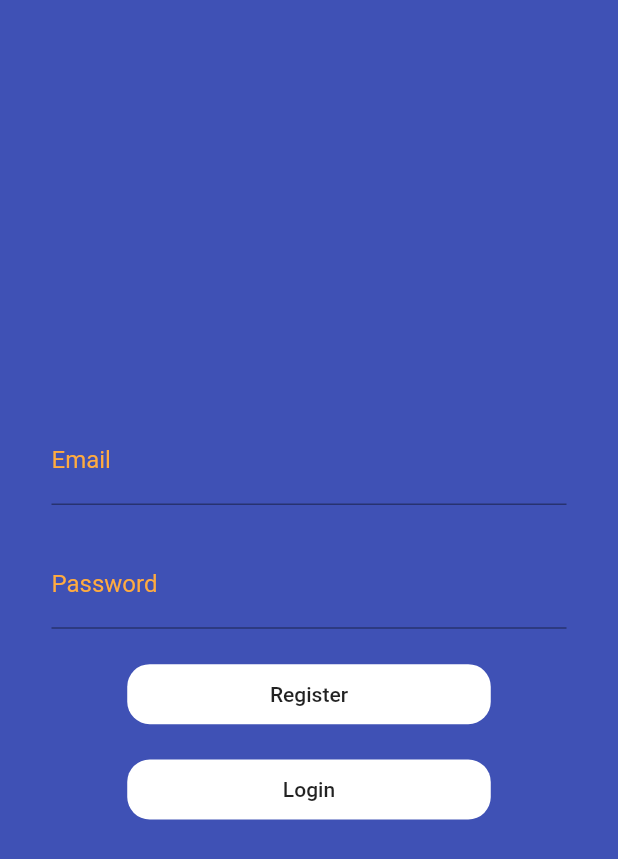
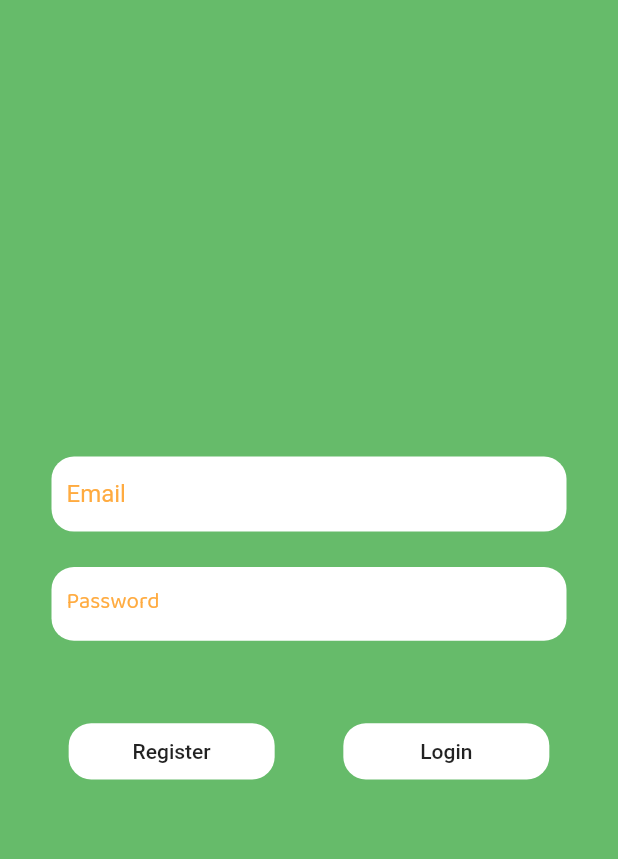
Before and after one commit to goyalkaran/cryptocoinwallet, a Flutter app: the screen it shows after launch, on a phone screen of 412 x 824 dp. Shown: the top 859 px of the screen. Run offline on Flutter 3.47's test engine with Material 2 defaults, Android fonts, the phone set to English and light mode, and no system bars; our stand-ins replace cloud_firestore, firebase_auth, firebase_core; accounts and stored records are empty; project files that could hold a hidden picture were left out.

Commit message:
11/7commit

```diff
--- a/lib/main.dart
+++ b/lib/main.dart
@@ -15,7 +15,9 @@ class MyApp extends StatelessWidget {
   Widget build(BuildContext context) {
     return MaterialApp(
       title: 'My Cyrpto Wallet',
+
       home: Authentication(),
+
     );
   }
 }
--- a/lib/ui/authentication.dart
+++ b/lib/ui/authentication.dart
@@ -12,30 +12,46 @@ class Authentication extends StatefulWidget {
 class _AuthenticationState extends State<Authentication> {
   TextEditingController _emailController = TextEditingController();
   TextEditingController _passwordController = TextEditingController();
+  bool flag = true;
   @override
   Widget build(BuildContext context) {
     return Scaffold(
+      backgroundColor: Colors.green.shade400,
       body: Container(
         //fill the screen with max width and height
         width: MediaQuery.of(context).size.width,
         height: MediaQuery.of(context).size.height,
-        decoration: BoxDecoration(
-          color: Colors.indigo,
-        ),
+
         child: Column(
           mainAxisAlignment: MainAxisAlignment.center,
           children: [
             Container(
               width: MediaQuery.of(context).size.width / 1.2,
+              // height: MediaQuery.of(context).size.height / 16,
+              child: Container(
+                decoration: BoxDecoration(
+                  color: Colors.white,
+                  borderRadius: BorderRadius.circular(15),
+                ),
                 child: TextFormField(
+                  cursorColor: Colors.black12,
                   controller: _emailController,
                   decoration: InputDecoration(
-                    hintText: "Example@email.com",
-                    hintStyle: TextStyle(color: Colors.black),
+                    contentPadding: EdgeInsets.only(top: 10, left: 10),
+                    hintText: "example@email.com",
+                    hintStyle: TextStyle(
+                      color: Colors.black45,
+                      fontFamily: "BalooBhai",
+                      fontSize: 15,
+                    ),
                     labelText: "Email",
                     labelStyle: TextStyle(
                       color: Colors.orangeAccent,
-                    )),
+                    ),
+                    // alignLabelWithHint: true,
+                    border: InputBorder.none,
+                  ),
+                ),
               ),
             ),
             SizedBox(
@@ -43,24 +59,43 @@ class _AuthenticationState extends State<Authentication> {
             ),
             Container(
               width: MediaQuery.of(context).size.width / 1.2,
+              // height: MediaQuery.of(context).size.height / 16,
+              child: Container(
+                decoration: BoxDecoration(
+                  color: Colors.white,
+                  borderRadius: BorderRadius.circular(15),
+                ),
                 child: TextFormField(
                   controller: _passwordController,
-                obscureText: true,
+                  obscureText: flag,
                   decoration: InputDecoration(
+                    contentPadding: EdgeInsets.only(top: 10, left: 10),
                     hintText: "Password",
-                    hintStyle: TextStyle(color: Colors.black),
+                    hintStyle: TextStyle(
+                      color: Colors.black45,
+                      fontFamily: "BalooBhai",
+                      fontSize: 15,
+                    ),
                     labelText: "Password",
                     labelStyle: TextStyle(
                       color: Colors.orangeAccent,
-                    )),
+                      fontFamily: "BalooBhai",
+                      fontSize: 15,
+                    ),
+                    border: InputBorder.none,
+                  ),
+                ),
               ),
             ),
             SizedBox(
-              height: MediaQuery.of(context).size.height / 35,
+              height: MediaQuery.of(context).size.height / 15,
             ),
+            Row(
+              mainAxisAlignment: MainAxisAlignment.spaceEvenly,
+              children: [
                 Container(
-              width: MediaQuery.of(context).size.width / 1.7,
-              height: 40,
+                  width: MediaQuery.of(context).size.width / 3,
+                  height: MediaQuery.of(context).size.height / 22,
                   child: MaterialButton(
                     onPressed: () async {
                       bool navigate = await register(
@@ -81,12 +116,13 @@ class _AuthenticationState extends State<Authentication> {
                     color: Colors.white,
                   ),
                 ),
-            SizedBox(
-              height: MediaQuery.of(context).size.height / 35,
-            ),
+
+                // SizedBox(
+                //   height: MediaQuery.of(context).size.height / 35,
+                // ),
                 Container(
-              width: MediaQuery.of(context).size.width / 1.7,
-              height: 40,
+                  width: MediaQuery.of(context).size.width / 3,
+                  height: MediaQuery.of(context).size.height / 22,
                   child: MaterialButton(
                     onPressed: () async {
                       bool navigate = await signIn(
@@ -109,6 +145,8 @@ class _AuthenticationState extends State<Authentication> {
                 ),
               ],
             ),
+          ],
+        ),
       ),
     );
   }
```
Also changed, not shown: lib/net/flutterfire.dart (+16 -0 lines), lib/ui/AddView.dart (+18 -4 lines), lib/ui/home.dart (+58 -44 lines), pubspec.yaml (+6 -6 lines), fonts/BalooBhai2-Bold.ttf (added), fonts/BalooBhai2-ExtraBold.ttf (added), fonts/BalooBhai2-Medium.ttf (added), fonts/BalooBhai2-Regular.ttf (added), fonts/BalooBhai2-SemiBold.ttf (added), pubspec.lock. Lines whose indentation alone changed are shown as unchanged.
